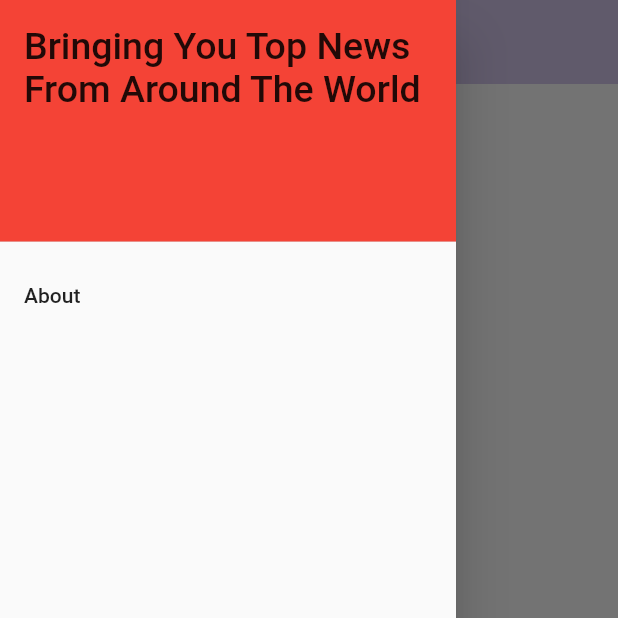
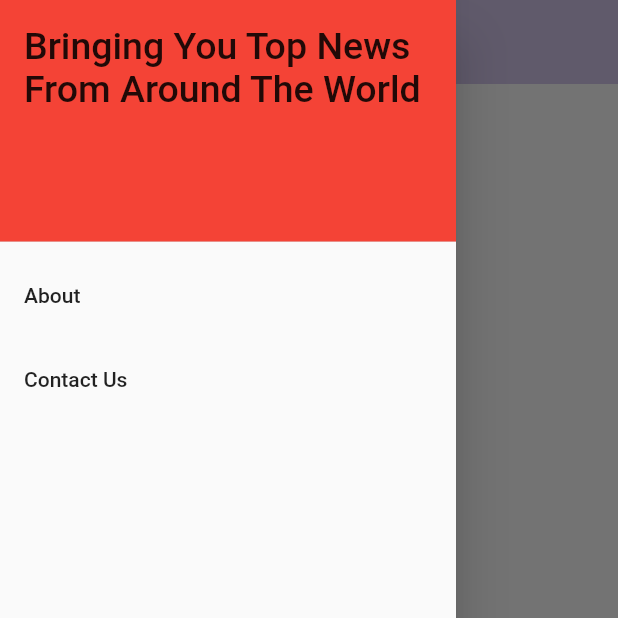
Before and after one commit to Ragsx21/NewsApp, a Flutter app: the screen it shows after launch, with the side drawer open, on a phone screen of 412 x 824 dp, the top half of it. Run offline on Flutter 3.47's test engine with Material 2 defaults, Android fonts, the phone set to English and light mode, and no system bars; our stand-ins replace cached_network_image, webview_flutter; missing offline and left inert: flutter_emoji; network calls fail.

Commit message:
second update

```diff
--- a/FlutterNewsApp-master/lib/views/homepage.dart
+++ b/FlutterNewsApp-master/lib/views/homepage.dart
@@ -43,14 +43,22 @@ class _HomePageState extends State<HomePage> {
       drawer: Drawer(
         child: ListView(padding: EdgeInsets.zero, children: <Widget>[
           DrawerHeader(
-            child: Text('Bringing You Top News From Around The World',
+            child: Text(
+              'Bringing You Top News From Around The World',
+              style: TextStyle(fontSize: 25),
+            ),
+            decoration: BoxDecoration
+            (color: Colors.red),
+          ),
 
-            style: TextStyle(fontSize: 25),
-            ),
-            decoration: BoxDecoration(color: Colors.red),
+          ListTile(
+            title: Text('About'),
+            onTap: () {
+              Navigator.pop(context);
+            },
           ),
           ListTile(
-            title: Text('About'),
+            title: Text('Contact Us'),
             onTap: () {
               Navigator.pop(context);
             },
```
Also changed, not shown: FlutterNewsApp-master/lib/views/aboutus.dart (added, +37 -0 lines), FlutterNewsApp-master/lib/views/contactus.dart (added, +36 -0 lines), 5 other files.
